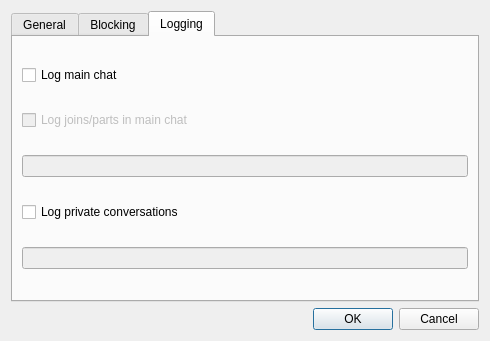
The window that ui/settingsdialog.ui (lighterowl/czateria) describes before a commit, drawn with Qt 5.
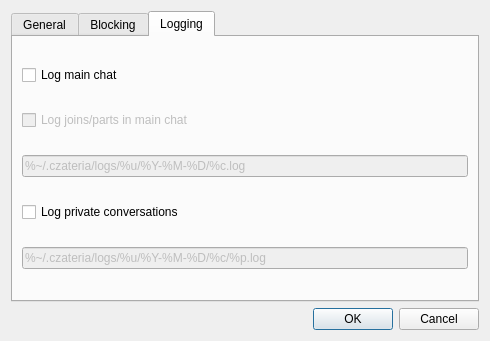
The same window after the commit. The open tabs and pages were chosen to show the change.

Commit message: Add tooltips to logging tab explaining which variables can be used

The edit to the form file:
```diff
--- a/ui/settingsdialog.ui
+++ b/ui/settingsdialog.ui
@@ -218,6 +218,12 @@
          <property name="enabled">
           <bool>false</bool>
          </property>
+         <property name="toolTip">
+          <string>&lt;html&gt;&lt;head/&gt;&lt;body&gt;&lt;p&gt;Following variables are supported :&lt;/p&gt;&lt;ul style=&quot;margin-top: 0px; margin-bottom: 0px; margin-left: 0px; margin-right: 0px; -qt-list-indent: 1;&quot;&gt;&lt;li style=&quot; margin-top:12px; margin-bottom:0px; margin-left:0px; margin-right:0px; -qt-block-indent:0; text-indent:0px;&quot;&gt;&lt;span style=&quot; font-weight:600;&quot;&gt;%~&lt;/span&gt; - the current user's home directory&lt;/li&gt;&lt;li style=&quot; margin-top:0px; margin-bottom:0px; margin-left:0px; margin-right:0px; -qt-block-indent:0; text-indent:0px;&quot;&gt;&lt;span style=&quot; font-weight:600;&quot;&gt;%u&lt;/span&gt; - (&lt;span style=&quot; font-style:italic;&quot;&gt;you)&lt;/span&gt; your username in the given chat session&lt;/li&gt;&lt;li style=&quot; margin-top:0px; margin-bottom:0px; margin-left:0px; margin-right:0px; -qt-block-indent:0; text-indent:0px;&quot;&gt;&lt;span style=&quot; font-weight:600;&quot;&gt;%Y &lt;/span&gt;, &lt;span style=&quot; font-weight:600;&quot;&gt;%M&lt;/span&gt; , &lt;span style=&quot; font-weight:600;&quot;&gt;%D&lt;/span&gt; - year (4-digit), month (2-digit) and day (2-digit)&lt;/li&gt;&lt;li style=&quot; margin-top:0px; margin-bottom:12px; margin-left:0px; margin-right:0px; -qt-block-indent:0; text-indent:0px;&quot;&gt;&lt;span style=&quot; font-weight:600;&quot;&gt;%c&lt;/span&gt; - the channel name&lt;/li&gt;&lt;/ul&gt;&lt;/body&gt;&lt;/html&gt;</string>
+         </property>
+         <property name="text">
+          <string>%~/.czateria/logs/%u/%Y-%M-%D/%c.log</string>
+         </property>
         </widget>
        </item>
        <item>
@@ -232,6 +238,12 @@
          <property name="enabled">
           <bool>false</bool>
          </property>
+         <property name="toolTip">
+          <string>&lt;html&gt;&lt;head/&gt;&lt;body&gt;&lt;p&gt;All variables supported by main chat logging can be used here, as well as :&lt;/p&gt;&lt;ul style=&quot;margin-top: 0px; margin-bottom: 0px; margin-left: 0px; margin-right: 0px; -qt-list-indent: 1;&quot;&gt;&lt;li style=&quot; margin-top:12px; margin-bottom:12px; margin-left:0px; margin-right:0px; -qt-block-indent:0; text-indent:0px;&quot;&gt;&lt;span style=&quot; font-weight:600;&quot;&gt;%p&lt;/span&gt; - nickname of the conversation partner&lt;/li&gt;&lt;/ul&gt;&lt;/body&gt;&lt;/html&gt;</string>
+         </property>
+         <property name="text">
+          <string>%~/.czateria/logs/%u/%Y-%M-%D/%c/%p.log</string>
+         </property>
         </widget>
        </item>
       </layout>
```
Left out of the diff: 2 changed lines with no effect on the pictures. The commit also changes 1 other file.
